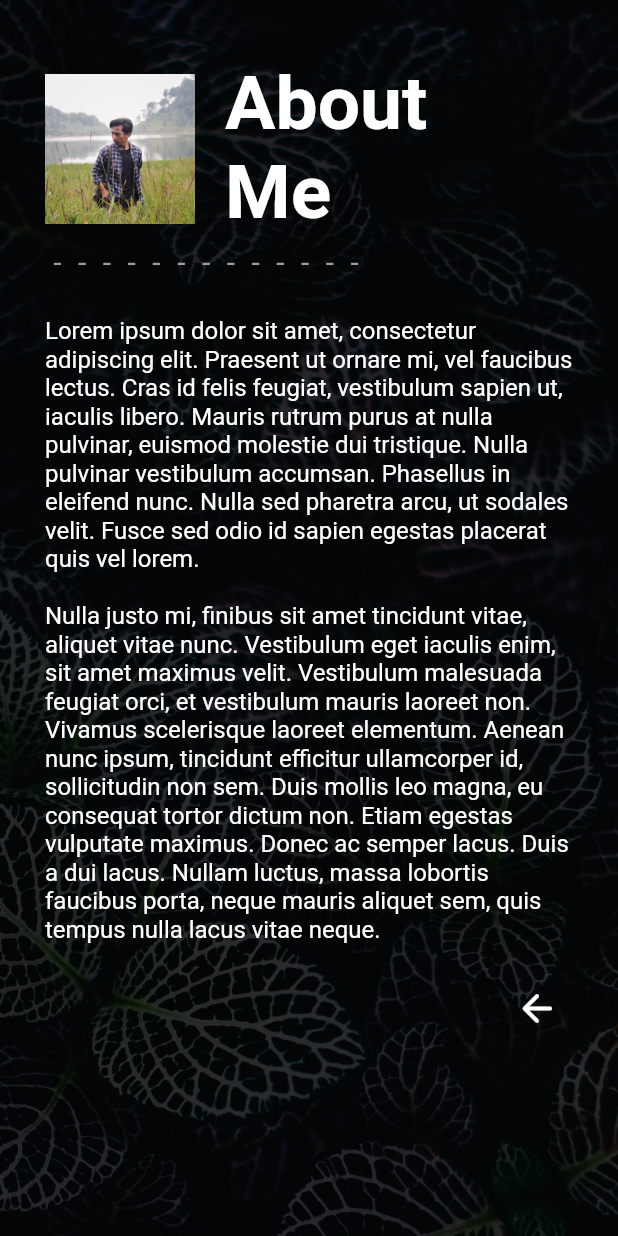
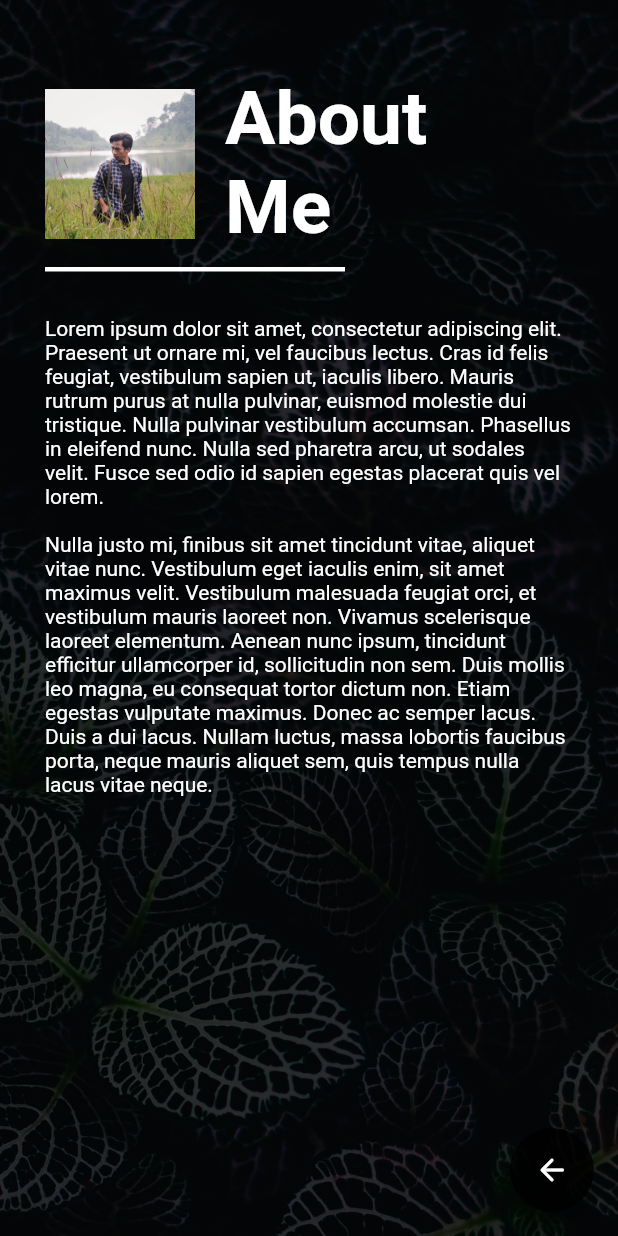
Before and after one commit to ahmaruff/flutter-portography, a Flutter app: the AboutMe screen opened directly, on a phone screen of 412 x 824 dp. Run offline on Flutter 3.47's test engine with Material 2 defaults, Android fonts, the light colour scheme and no system bars.

Commit message:
refactoring aboutme >> add floating action button, refactoring imagerotator

```diff
--- a/lib/aboutme.dart
+++ b/lib/aboutme.dart
@@ -1,4 +1,11 @@
 import 'package:flutter/material.dart';
+import 'package:porto_graphy/gobackfab.dart';
+
+var aboutMeTxt = """
+Lorem ipsum dolor sit amet, consectetur adipiscing elit. Praesent ut ornare mi, vel faucibus lectus. Cras id felis feugiat, vestibulum sapien ut, iaculis libero. Mauris rutrum purus at nulla pulvinar, euismod molestie dui tristique. Nulla pulvinar vestibulum accumsan. Phasellus in eleifend nunc. Nulla sed pharetra arcu, ut sodales velit. Fusce sed odio id sapien egestas placerat quis vel lorem.
+
+Nulla justo mi, finibus sit amet tincidunt vitae, aliquet vitae nunc. Vestibulum eget iaculis enim, sit amet maximus velit. Vestibulum malesuada feugiat orci, et vestibulum mauris laoreet non. Vivamus scelerisque laoreet elementum. Aenean nunc ipsum, tincidunt efficitur ullamcorper id, sollicitudin non sem. Duis mollis leo magna, eu consequat tortor dictum non. Etiam egestas vulputate maximus. Donec ac semper lacus. Duis a dui lacus. Nullam luctus, massa lobortis faucibus porta, neque mauris aliquet sem, quis tempus nulla lacus vitae neque.
+""";
 
 class AboutMe extends StatelessWidget {
   @override
@@ -19,13 +26,15 @@ class AboutMe extends StatelessWidget {
             color: Color.fromRGBO(0, 0, 0, 0.8),
           ),
           SafeArea(
-            child: ListView(
-              padding: EdgeInsets.symmetric(horizontal: 30, vertical: 20),
+            child: SingleChildScrollView(
+              padding: EdgeInsets.symmetric(horizontal: 30, vertical: 30),
+              child: Column(
+                mainAxisAlignment: MainAxisAlignment.spaceBetween,
                 children: <Widget>[
                   Container(
-                  alignment: Alignment.centerLeft,
                     margin: EdgeInsets.only(top: 20),
                     child: Row(
+                      mainAxisAlignment: MainAxisAlignment.start,
                       children: <Widget>[
                         Container(
                           margin: EdgeInsets.only(right: 20),
@@ -39,65 +48,43 @@ class AboutMe extends StatelessWidget {
                             ),
                           ),
                         ),
-                      Container(
-                        child: Text(
+                        Text(
                           "About\nMe",
                           textAlign: TextAlign.left,
-                          style: const TextStyle(
+                          style: TextStyle(
                             color: Colors.white,
                             fontSize: 50,
                             fontWeight: FontWeight.bold,
+                          ),
+                        ),
+                      ],
+                    ),
+                  ),
+                  Align(
+                    alignment: Alignment.centerLeft,
+                    child: Container(
+                      margin: EdgeInsets.only(top: 10, bottom: 30),
+                      height: 3,
+                      width: 200,
+                      color: Colors.white,
+                    ),
+                  ),
+                  Container(
+                    child: Text(
+                      aboutMeTxt,
+                      textAlign: TextAlign.left,
+                      style: TextStyle(
+                        color: Colors.white,
                       ),
                     ),
                   ),
                 ],
               ),
             ),
-                Container(
-                  alignment: Alignment.centerLeft,
-                  margin: EdgeInsets.only(top: 5, bottom: 15),
-                  child: Text(
-                    "-------------",
-                    textAlign: TextAlign.left,
-                    style: const TextStyle(
-                      color: Colors.grey,
-                      fontSize: 20,
-                      letterSpacing: 11,
-                    ),
-                  ),
-                ),
-                SizedBox(
-                  height: 10,
-                ),
-                Container(
-                  child: Text(
-                    """
-Lorem ipsum dolor sit amet, consectetur adipiscing elit. Praesent ut ornare mi, vel faucibus lectus. Cras id felis feugiat, vestibulum sapien ut, iaculis libero. Mauris rutrum purus at nulla pulvinar, euismod molestie dui tristique. Nulla pulvinar vestibulum accumsan. Phasellus in eleifend nunc. Nulla sed pharetra arcu, ut sodales velit. Fusce sed odio id sapien egestas placerat quis vel lorem.
-
-Nulla justo mi, finibus sit amet tincidunt vitae, aliquet vitae nunc. Vestibulum eget iaculis enim, sit amet maximus velit. Vestibulum malesuada feugiat orci, et vestibulum mauris laoreet non. Vivamus scelerisque laoreet elementum. Aenean nunc ipsum, tincidunt efficitur ullamcorper id, sollicitudin non sem. Duis mollis leo magna, eu consequat tortor dictum non. Etiam egestas vulputate maximus. Donec ac semper lacus. Duis a dui lacus. Nullam luctus, massa lobortis faucibus porta, neque mauris aliquet sem, quis tempus nulla lacus vitae neque.
-                    """,
-                    style: TextStyle(
-                      color: Colors.white,
-                      fontSize: 16,
-                    ),
-                  ),
-                ),
-                Container(
-                  alignment: Alignment.bottomRight,
-                  child: IconButton(
-                    color: Colors.white,
-                    icon: Icon(Icons.arrow_back_rounded),
-                    iconSize: 30,
-                    onPressed: () {
-                      Navigator.pop(context);
-                    },
-                  ),
-                ),
+          )
         ],
       ),
-          ),
-        ],
-      ),
+      floatingActionButton: GoBackButton(),
     );
   }
 }
--- a/lib/imagerotator.dart
+++ b/lib/imagerotator.dart
@@ -2,7 +2,7 @@ import 'dart:async';
 import 'package:flutter/material.dart';
 
 class ImageRotator extends StatefulWidget {
-  List<String> photos;
+  final List<String> photos;
 
   ImageRotator(this.photos);
 
```
Lines whose indentation alone changed are shown as unchanged.
